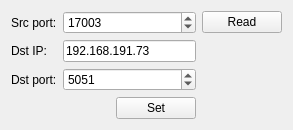
Above: UPX/mainwindow.ui from Blackghost56/UDP_UPX_Test before the change. Below: the same form after it.
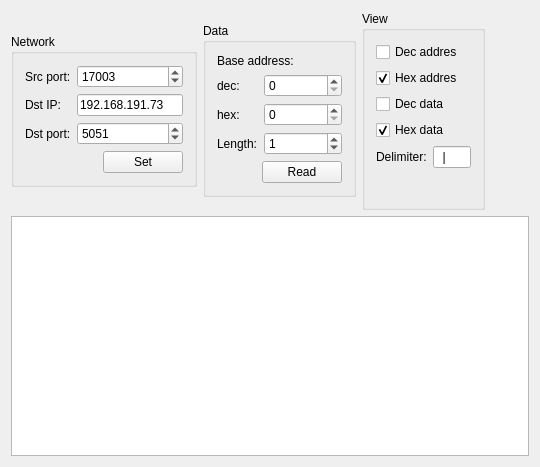
That is the form after the change.

Diff of the .ui file:
```diff
--- a/UPX/mainwindow.ui
+++ b/UPX/mainwindow.ui
@@ -6,16 +6,28 @@
    <rect>
     <x>0</x>
     <y>0</y>
-    <width>293</width>
-    <height>129</height>
+    <width>540</width>
+    <height>467</height>
    </rect>
   </property>
   <property name="windowTitle">
    <string>MainWindow</string>
   </property>
   <widget class="QWidget" name="centralWidget">
-   <layout class="QGridLayout" name="gridLayout_2">
-    <item row="0" column="0" rowspan="2">
+   <layout class="QGridLayout" name="gridLayout_4">
+    <item row="0" column="0">
+     <layout class="QHBoxLayout" name="horizontalLayout">
+      <item>
+       <widget class="QGroupBox" name="groupBox">
+        <property name="sizePolicy">
+         <sizepolicy hsizetype="Preferred" vsizetype="Maximum">
+          <horstretch>0</horstretch>
+          <verstretch>0</verstretch>
+         </sizepolicy>
+        </property>
+        <property name="title">
+         <string>Network</string>
+        </property>
      <layout class="QGridLayout" name="gridLayout">
       <item row="0" column="0" colspan="2">
        <layout class="QFormLayout" name="formLayout">
@@ -76,7 +88,7 @@
         </property>
         <property name="sizeHint" stdset="0">
          <size>
-          <width>40</width>
+             <width>70</width>
           <height>20</height>
          </size>
         </property>
@@ -90,15 +102,180 @@
        </widget>
       </item>
      </layout>
+       </widget>
+      </item>
+      <item>
+       <widget class="QGroupBox" name="groupBox_2">
+        <property name="sizePolicy">
+         <sizepolicy hsizetype="Preferred" vsizetype="Maximum">
+          <horstretch>0</horstretch>
+          <verstretch>0</verstretch>
+         </sizepolicy>
+        </property>
+        <property name="title">
+         <string>Data</string>
+        </property>
+        <layout class="QGridLayout" name="gridLayout_3">
+         <item row="0" column="0" colspan="2">
+          <layout class="QGridLayout" name="gridLayout_2">
+           <item row="1" column="0">
+            <layout class="QFormLayout" name="formLayout_2">
+             <item row="0" column="0">
+              <widget class="QLabel" name="label_6">
+               <property name="text">
+                <string>dec:</string>
+               </property>
+              </widget>
+             </item>
+             <item row="1" column="0">
+              <widget class="QLabel" name="label_5">
+               <property name="text">
+                <string>hex:</string>
+               </property>
+              </widget>
+             </item>
+             <item row="2" column="0">
+              <widget class="QLabel" name="label_7">
+               <property name="text">
+                <string>Length:</string>
+               </property>
+              </widget>
+             </item>
+             <item row="1" column="1">
+              <widget class="QSpinBox" name="baseHex_spinBox">
+               <property name="prefix">
+                <string/>
+               </property>
+               <property name="maximum">
+                <number>999999999</number>
+               </property>
+               <property name="displayIntegerBase">
+                <number>16</number>
+               </property>
+              </widget>
     </item>
     <item row="0" column="1">
+              <widget class="QSpinBox" name="baseDec_spinBox">
+               <property name="maximum">
+                <number>999999999</number>
+               </property>
+              </widget>
+             </item>
+             <item row="2" column="1">
+              <widget class="QSpinBox" name="length_spinBox">
+               <property name="maximum">
+                <number>999999999</number>
+               </property>
+               <property name="value">
+                <number>1</number>
+               </property>
+              </widget>
+             </item>
+            </layout>
+           </item>
+           <item row="0" column="0">
+            <widget class="QLabel" name="label_4">
+             <property name="text">
+              <string>Base address:</string>
+             </property>
+            </widget>
+           </item>
+          </layout>
+         </item>
+         <item row="1" column="0">
+          <spacer name="horizontalSpacer_3">
+           <property name="orientation">
+            <enum>Qt::Horizontal</enum>
+           </property>
+           <property name="sizeHint" stdset="0">
+            <size>
+             <width>40</width>
+             <height>20</height>
+            </size>
+           </property>
+          </spacer>
+         </item>
+         <item row="1" column="1">
      <widget class="QPushButton" name="read_pushButton">
       <property name="text">
        <string>Read</string>
       </property>
      </widget>
     </item>
-    <item row="1" column="1">
+        </layout>
+       </widget>
+      </item>
+      <item>
+       <widget class="QGroupBox" name="groupBox_3">
+        <property name="sizePolicy">
+         <sizepolicy hsizetype="Preferred" vsizetype="Maximum">
+          <horstretch>0</horstretch>
+          <verstretch>0</verstretch>
+         </sizepolicy>
+        </property>
+        <property name="title">
+         <string>View</string>
+        </property>
+        <layout class="QGridLayout" name="gridLayout_5">
+         <item row="0" column="0">
+          <widget class="QCheckBox" name="decAddres_checkBox">
+           <property name="text">
+            <string>Dec addres</string>
+           </property>
+          </widget>
+         </item>
+         <item row="1" column="0">
+          <widget class="QCheckBox" name="hexAddres_checkBox">
+           <property name="text">
+            <string>Hex addres</string>
+           </property>
+           <property name="checked">
+            <bool>true</bool>
+           </property>
+          </widget>
+         </item>
+         <item row="2" column="0">
+          <widget class="QCheckBox" name="decData_checkBox">
+           <property name="text">
+            <string>Dec data</string>
+           </property>
+          </widget>
+         </item>
+         <item row="3" column="0">
+          <widget class="QCheckBox" name="hexData_checkBox">
+           <property name="text">
+            <string>Hex data</string>
+           </property>
+           <property name="checked">
+            <bool>true</bool>
+           </property>
+          </widget>
+         </item>
+         <item row="4" column="0">
+          <layout class="QFormLayout" name="formLayout_3">
+           <item row="0" column="0">
+            <widget class="QLabel" name="label_8">
+             <property name="text">
+              <string>Delimiter:</string>
+             </property>
+            </widget>
+           </item>
+           <item row="0" column="1">
+            <widget class="QLineEdit" name="delimiter_lineEdit">
+             <property name="maximumSize">
+              <size>
+               <width>40</width>
+               <height>16777215</height>
+              </size>
+             </property>
+             <property name="text">
+              <string>  |  </string>
+             </property>
+            </widget>
+           </item>
+          </layout>
+         </item>
+         <item row="5" column="0">
      <spacer name="verticalSpacer">
       <property name="orientation">
        <enum>Qt::Vertical</enum>
@@ -106,10 +283,35 @@
       <property name="sizeHint" stdset="0">
        <size>
         <width>20</width>
-        <height>81</height>
+             <height>28</height>
        </size>
       </property>
      </spacer>
+         </item>
+        </layout>
+       </widget>
+      </item>
+     </layout>
+    </item>
+    <item row="0" column="1">
+     <spacer name="horizontalSpacer_2">
+      <property name="orientation">
+       <enum>Qt::Horizontal</enum>
+      </property>
+      <property name="sizeHint" stdset="0">
+       <size>
+        <width>43</width>
+        <height>20</height>
+       </size>
+      </property>
+     </spacer>
+    </item>
+    <item row="1" column="0" colspan="2">
+     <widget class="QPlainTextEdit" name="data_plainTextEdit">
+      <property name="readOnly">
+       <bool>true</bool>
+      </property>
+     </widget>
     </item>
    </layout>
   </widget>
```
Left out of the diff: 2 changed lines with no effect on the pictures. Lines whose indentation alone changed are shown as unchanged.
